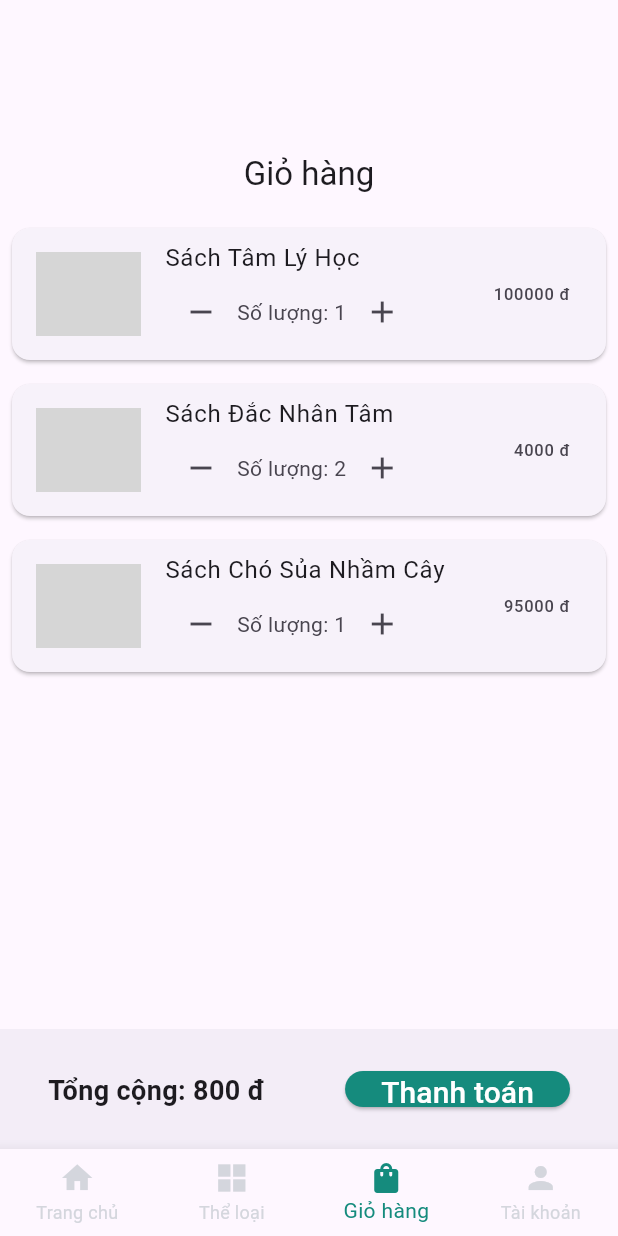
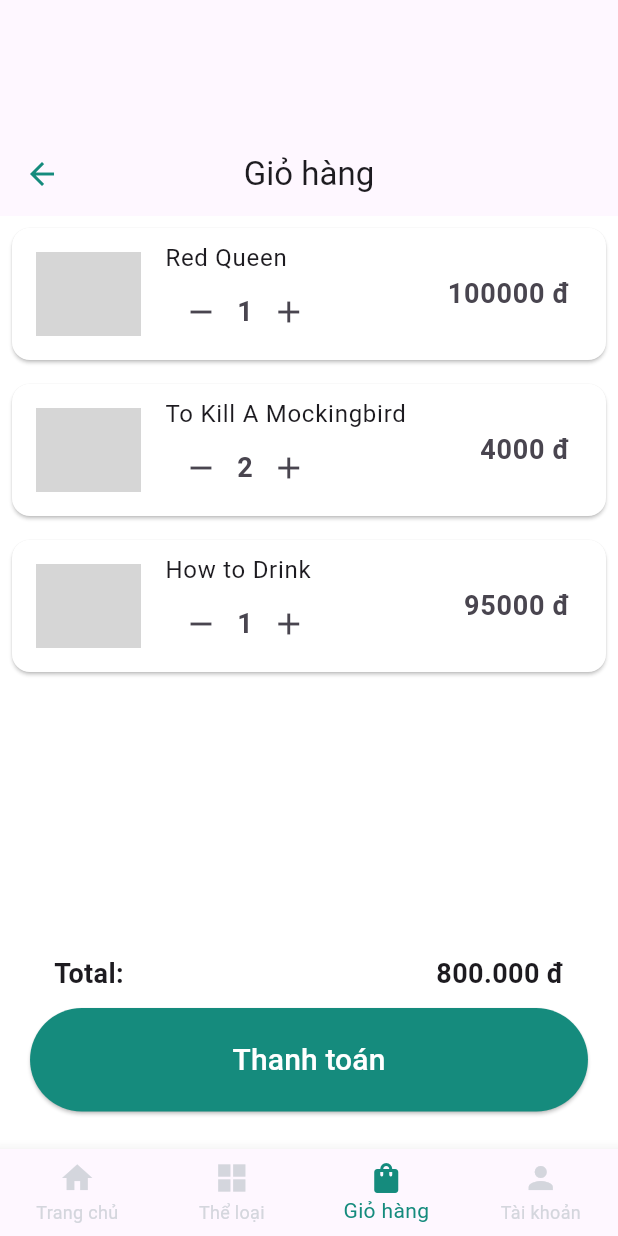
Before and after one commit to HarryWarre/Flutter_VBooks, a Flutter app: the screen it shows after launch, item 3 of the bottom bar chosen, on a phone screen of 412 x 824 dp. Run offline on Flutter 3.47's test engine with Material 3 defaults, Android fonts, the phone set to English and light mode, and no system bars; network calls fail; grey boxes are pictures that could not be loaded.

Commit message:
Create cart and checkout page

```diff
--- a/vbooks_source/lib/pages/cart/cartwidget.dart
+++ b/vbooks_source/lib/pages/cart/cartwidget.dart
@@ -1,4 +1,10 @@
 import 'package:flutter/material.dart';
+
+void main() {
+  runApp(const MaterialApp(
+    home: CartWidget(),
+  ));
+}
 
 class CartWidget extends StatelessWidget {
   const CartWidget({super.key});
@@ -6,55 +12,67 @@ class CartWidget extends StatelessWidget {
   @override
   Widget build(BuildContext context) {
     return Scaffold(
+      backgroundColor: Colors.white,
       appBar: AppBar(
         title: const Text(
           'Giỏ hàng',
           textAlign: TextAlign.center,
         ),
         centerTitle: true,
+        leading: IconButton(
+          icon: Icon(Icons.arrow_back, color: Color.fromRGBO(21, 139, 125, 1)),
+          onPressed: () {
+            Navigator.pop(context); // Quay lại trang trước đó
+          },
         ),
-      body: ListView(
+      ),
+      body: Column(
+        children: [
+          Expanded(
+            child: ListView(
               children: const [
                 CartItemWidget(
                   imageUrl:
                       "https://bizweb.dktcdn.net/thumb/large/100/197/269/products/tam-ly-hoc-thanh-cong-304x472.jpg?v=1516592128997",
-            name: "Sách Tâm Lý Học",
+                  name: "Red Queen",
                   price: 100000,
                   initialQuantity: 1,
                 ),
                 CartItemWidget(
                   imageUrl:
                       "https://static.oreka.vn/800-800_0fa33f3c-4354-4a55-ad59-868547814f67",
-            name: "Sách Đắc Nhân Tâm",
+                  name: "To Kill A Mockingbird",
                   price: 2000,
                   initialQuantity: 2,
                 ),
                 CartItemWidget(
                   imageUrl:
                       "https://www.elleman.vn/wp-content/uploads/2019/12/05/cho-sua-nham-cay-sach-tam-ly-elleman-1119-Vidoda.jpg",
-            name: "Sách Chó Sủa Nhầm Cây",
+                  name: "How to Drink",
                   price: 95000,
                   initialQuantity: 1,
                 ),
               ],
             ),
-      bottomNavigationBar: BottomAppBar(
-        child: Padding(
-          padding: const EdgeInsets.all(16.0),
-          child: Row(
-            mainAxisAlignment: MainAxisAlignment.spaceBetween,
+          ),
+          Container(
+            color: Colors.white,
+            constraints: BoxConstraints(minHeight: 10.0, maxHeight: double.infinity),
+            child: Column(
+              mainAxisSize: MainAxisSize.min,
               children: [
                 const Text(
-                'Tổng cộng: 800 đ',
+                  'Total:                                            800.000 đ',
                   style: TextStyle(fontSize: 18, fontWeight: FontWeight.bold),
                 ),
+                const SizedBox(height: 10),
                 ElevatedButton(
                  onPressed: () {
-                  // Xử lý logic khi nhấn nút thanh toán
+
                   },
                   style: ElevatedButton.styleFrom(
-                  backgroundColor:
-                      Color.fromRGBO(21, 139, 125, 1), // Đặt màu nền cho nút
+                    padding: const EdgeInsets.symmetric(horizontal: 135, vertical: 20),
+                    backgroundColor: const Color.fromRGBO(21, 139, 125, 1),
                   ),
                   child: const Text(
                     'Thanh toán',
@@ -64,6 +82,8 @@ class CartWidget extends StatelessWidget {
               ],
             ),
           ),
+          const SizedBox(height: 25.0),
+        ],
       ),
     );
   }
@@ -113,6 +133,7 @@ class _CartItemWidgetState extends State<CartItemWidget> {
   @override
   Widget build(BuildContext context) {
     return Card(
+      color: Colors.white,
       margin: const EdgeInsets.all(8.0),
       child: ListTile(
         leading: Image.network(
@@ -125,24 +146,24 @@ class _CartItemWidgetState extends State<CartItemWidget> {
         subtitle: Row(
           children: [
             IconButton(
-              icon: Icon(Icons.remove),
+              icon: const Icon(Icons.remove),
               onPressed: _decrementQuantity,
             ),
-            Text('Số lượng: $quantity'),
+            Text('$quantity', style: const TextStyle(fontSize: 18, fontWeight: FontWeight.bold)),
             IconButton(
-              icon: Icon(Icons.add),
+              icon: const Icon(Icons.add),
               onPressed: _incrementQuantity,
             ),
           ],
         ),
-        trailing: Text('${widget.price * quantity} đ'),
+        trailing: Text(
+          '${widget.price * quantity} đ',
+          style: const TextStyle(
+            fontSize: 18,
+            fontWeight: FontWeight.bold,
+          ),
+        ),
       ),
     );
   }
 }
-
-void main() {
-  runApp(const MaterialApp(
-    home: CartWidget(),
-  ));
-}
--- a/vbooks_source/lib/pages/order/Check_Your_Order.dart
+++ b/vbooks_source/lib/pages/order/Check_Your_Order.dart
@@ -15,6 +15,12 @@ class OrderReviewPage extends StatelessWidget {
       appBar: AppBar(
         title: const Text('Kiểm tra đơn hàng'),
         centerTitle: true,
+        leading: IconButton(
+          icon: Icon(Icons.arrow_back, color: Color.fromRGBO(21, 139, 125, 1)),
+          onPressed: () {
+            Navigator.pop(context); // Quay lại trang trước đó
+          },
+        ),
       ),
       body: Column(
         children: [
@@ -90,12 +96,12 @@ class OrderReviewForm extends StatelessWidget {
           style: TextStyle(fontSize: 18, fontWeight: FontWeight.bold),
         ),
         ListTile(
-          title: Text('Họ và tên: Nguyễn Văn A'),
-          subtitle: Text('Địa chỉ: 123 Đường ABC, Quận 1, TP.HCM'),
+          title: Text('Họ và tên: Ngô Trung Đạt'),
+          subtitle: Text('Địa chỉ: Hai Bà Trưng, Quận 1, TP.HCM'),
         ),
         ListTile(
           title: Text('Số điện thoại: 0123456789'),
-          subtitle: Text('Email: nguyenvana@example.com'),
+          subtitle: Text('Email: siucr7@gmail.com'),
         ),
         SizedBox(height: 16.0),
         Text(
@@ -117,7 +123,7 @@ class OrderReviewForm extends StatelessWidget {
               width: 35,
               height: 55,
               fit: BoxFit.cover),
-          title: Text('Sách Tâm Lý Học'),
+          title: Text('Red Queen'),
           trailing: Text('x1'),
         ),
         SizedBox(height: 16.0),
@@ -127,7 +133,7 @@ class OrderReviewForm extends StatelessWidget {
               width: 35,
               height: 55,
               fit: BoxFit.cover),
-          title: Text('Sách Đắc Nhân Tâm'),
+          title: Text('To Kill A Mockingbird'),
           trailing: Text('x2'),
         ),
         SizedBox(height: 16.0),
@@ -137,7 +143,7 @@ class OrderReviewForm extends StatelessWidget {
               width: 35,
               height: 55,
               fit: BoxFit.cover),
-          title: Text('Sách Chó Sủa Nhầm Cây'),
+          title: Text('How to Drink'),
           trailing: Text('x1'),
         ),
         SizedBox(height: 32.0),
--- a/vbooks_source/lib/pages/order/Delivery_Information.dart
+++ b/vbooks_source/lib/pages/order/Delivery_Information.dart
@@ -12,6 +12,12 @@ class ShippingInfoWidget extends StatelessWidget {
           textAlign: TextAlign.center,
         ),
         centerTitle: true,
+        leading: IconButton(
+          icon: Icon(Icons.arrow_back,color: Color.fromRGBO(21, 139, 125, 1),),
+          onPressed: () {
+            Navigator.pop(context); // Quay lại trang trước đó
+          },
+        ),
       ),
       body: Column(
         children: [
--- a/vbooks_source/lib/pages/order/successful_purchase.dart
+++ b/vbooks_source/lib/pages/order/successful_purchase.dart
@@ -15,6 +15,12 @@ class OrderSuccessPage extends StatelessWidget {
           'Mua hàng thành công',
         ),
         centerTitle: true,
+        leading: IconButton(
+          icon: Icon(Icons.arrow_back, color: Color.fromRGBO(21, 139, 125, 1)),
+          onPressed: () {
+            Navigator.pop(context); // Quay lại trang trước đó
+          },
+        ),
       ),
       body: Center(
         child: Column(
```
Also changed, not shown: vbooks_source/lib/pages/order/Checkout.dart (+54 -5 lines). Lines whose indentation alone changed are shown as unchanged.
